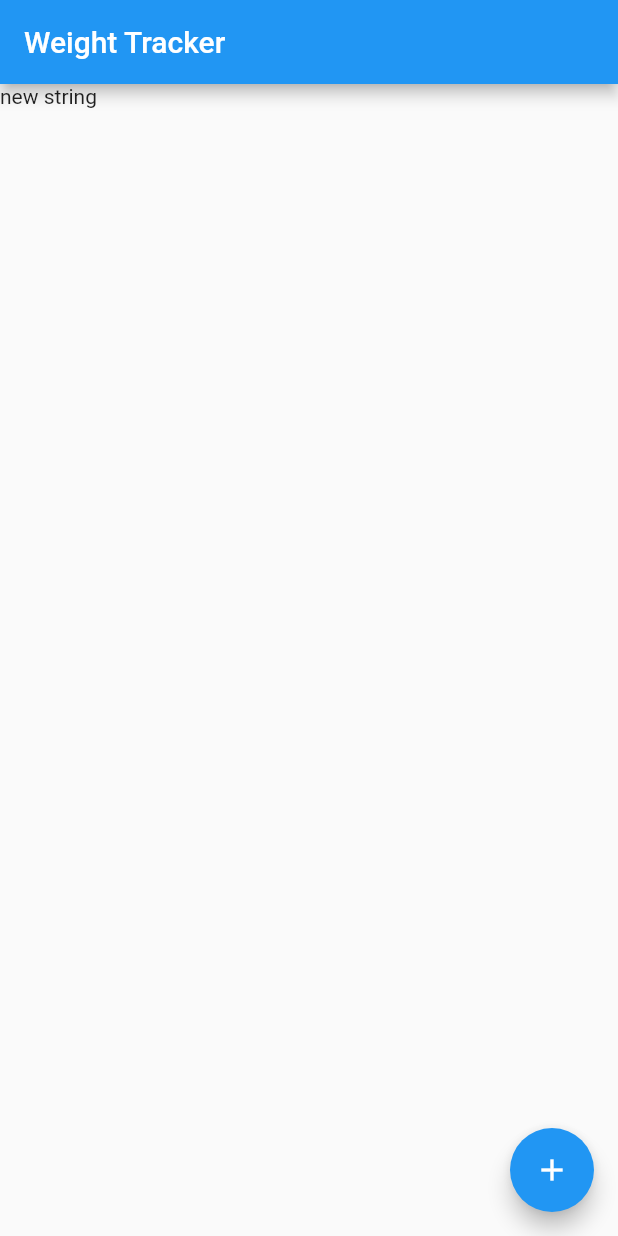
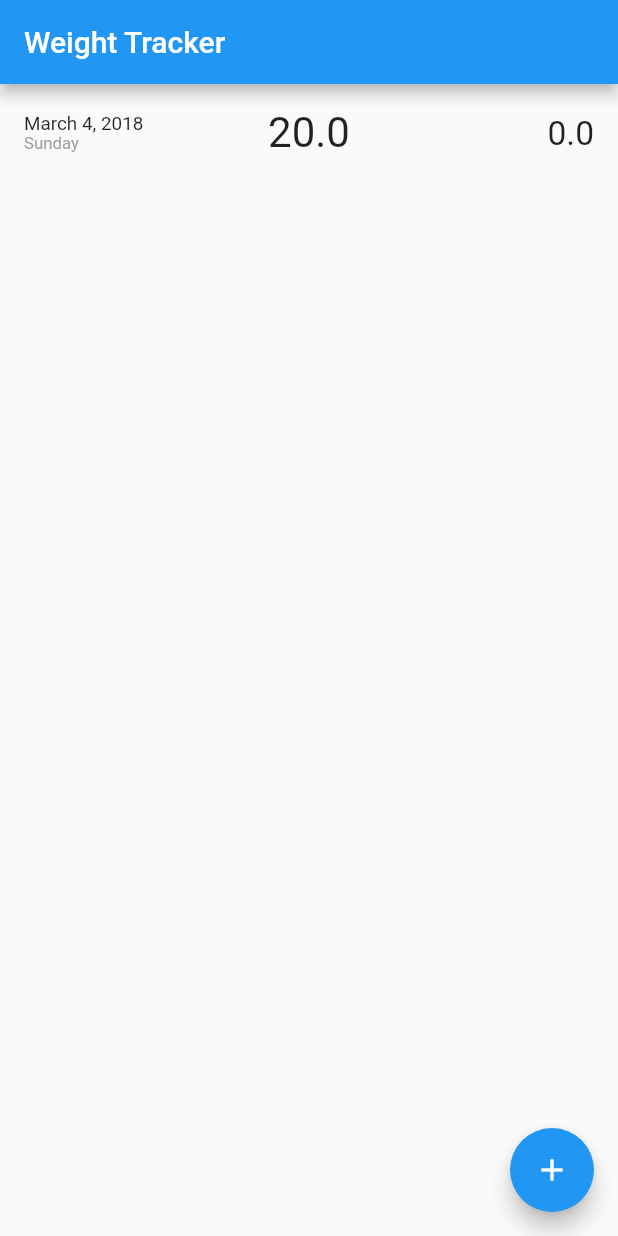
Before and after one commit to mariiillo/weighttracker, a Flutter app: the screen it shows after launch, after a tap on the "add" icon, on a phone screen of 412 x 824 dp. Run offline on Flutter 3.47's test engine with Material 2 defaults, Android fonts, the phone set to English and light mode, and no system bars.

Commit message:
Hook WeightListItem in _HomePageState. Add simple logic to add random weight savings to the list widget

```diff
--- a/lib/main.dart
+++ b/lib/main.dart
@@ -1,4 +1,8 @@
+import 'dart:math';
+
 import 'package:flutter/material.dart';
+import 'package:weighttracker/model/weight_save.dart';
+import 'package:weighttracker/weight_list_item.dart';
 
 void main() => runApp(new MyApp());
 
@@ -26,11 +30,16 @@ class HomePage extends StatefulWidget {
 }
 
 class _HomePageState extends State<HomePage> {
-  List<String> strings = new List();
+  List<WeightSave> weightSaves= new List();
 
   void _addWeightSave() {
     setState(() {
-      strings.add("new string");
+      weightSaves.add(
+        new WeightSave(
+          new DateTime.now(),
+          new Random().nextInt(100).toDouble()
+        )
+      );
     });
   }
 
@@ -41,12 +50,11 @@ class _HomePageState extends State<HomePage> {
         title: new Text(widget.title),
       ),
       body: new ListView(
-        children: strings.map((String string) {
-          return new Row(
-            children: [
-              new Text(string)
-            ],
-          );
+        children: weightSaves.map((WeightSave weightSave) {
+          double difference = weightSaves.first == weightSave
+              ? 0.0
+              : weightSave.weight - weightSaves[weightSaves.indexOf(weightSave) - 1].weight;
+          return new WeightListItem(weightSave, difference);
         }).toList(),
       ),
       floatingActionButton: new FloatingActionButton(
```
